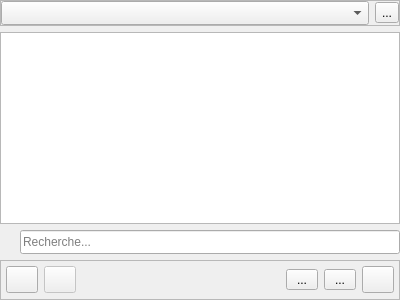
Old version of the form client/src/widgets/ProjectNavigator.ui in the repository introlab/openteraplus.
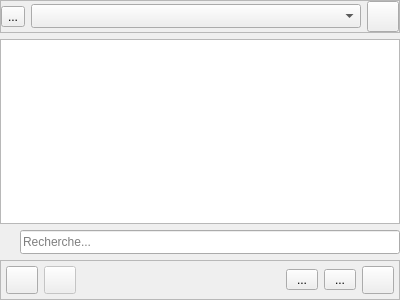
New version of the form. Icons and pictures are not drawn. Custom widgets are drawn as their Qt base class.

Diff of the .ui file:
```diff
--- a/client/src/widgets/ProjectNavigator.ui
+++ b/client/src/widgets/ProjectNavigator.ui
@@ -53,22 +53,6 @@
       <property name="bottomMargin">
        <number>0</number>
       </property>
-      <item>
-       <widget class="QComboBox" name="cmbSites">
-        <property name="minimumSize">
-         <size>
-          <width>0</width>
-          <height>24</height>
-         </size>
-        </property>
-        <property name="iconSize">
-         <size>
-          <width>24</width>
-          <height>24</height>
-         </size>
-        </property>
-       </widget>
-      </item>
       <item>
        <widget class="QToolButton" name="btnEditSite">
         <property name="cursor">
@@ -83,8 +67,47 @@
         </property>
         <property name="iconSize">
          <size>
-          <width>20</width>
-          <height>20</height>
+          <width>24</width>
+          <height>24</height>
+         </size>
+        </property>
+       </widget>
+      </item>
+      <item>
+       <widget class="QComboBox" name="cmbSites">
+        <property name="minimumSize">
+         <size>
+          <width>0</width>
+          <height>24</height>
+         </size>
+        </property>
+        <property name="iconSize">
+         <size>
+          <width>24</width>
+          <height>24</height>
+         </size>
+        </property>
+       </widget>
+      </item>
+      <item>
+       <widget class="QToolButton" name="toolButton">
+        <property name="cursor">
+         <cursorShape>PointingHandCursor</cursorShape>
+        </property>
+        <property name="toolTip">
+         <string>Tableau de bord</string>
+        </property>
+        <property name="text">
+         <string/>
+        </property>
+        <property name="icon">
+         <iconset resource="../../resources/TeraClient.qrc">
+          <normaloff>:/icons/log.png</normaloff>:/icons/log.png</iconset>
+        </property>
+        <property name="iconSize">
+         <size>
+          <width>24</width>
+          <height>24</height>
          </size>
         </property>
        </widget>
@@ -267,8 +290,8 @@
         </property>
         <property name="iconSize">
          <size>
-          <width>20</width>
-          <height>20</height>
+          <width>24</width>
+          <height>24</height>
          </size>
         </property>
         <property name="popupMode">
@@ -308,8 +331,8 @@
         </property>
         <property name="iconSize">
          <size>
-          <width>20</width>
-          <height>20</height>
+          <width>24</width>
+          <height>24</height>
          </size>
         </property>
         <property name="popupMode">
@@ -431,8 +454,8 @@
         </property>
         <property name="iconSize">
          <size>
-          <width>20</width>
-          <height>20</height>
+          <width>24</width>
+          <height>24</height>
          </size>
         </property>
        </widget>
@@ -442,6 +465,13 @@
    </item>
   </layout>
  </widget>
+ <customwidgets>
+  <customwidget>
+   <class>ProjectNavigatorTree</class>
+   <extends>QTreeWidget</extends>
+   <header>widgets/ProjectNavigatorTree.h</header>
+  </customwidget>
+ </customwidgets>
  <resources>
   <include location="../../resources/TeraClient.qrc"/>
  </resources>
```
Left out of the diff: 23 changed lines with no effect on the pictures.
